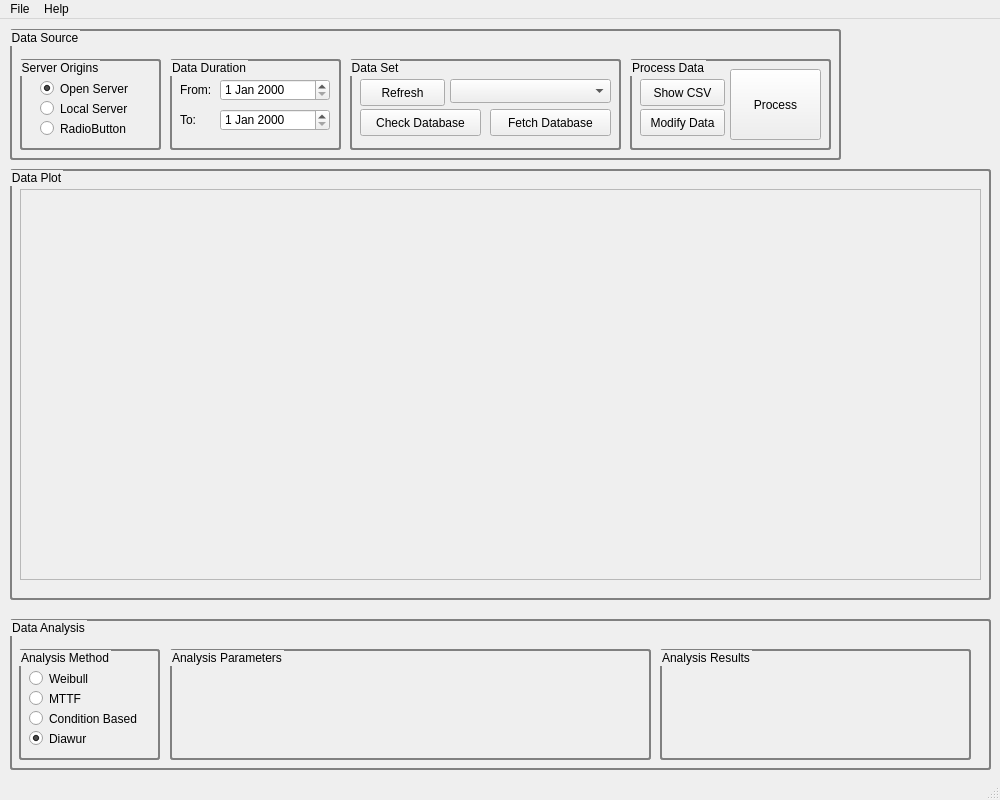
Old version of the form VALE_DataGUI/Desktop/DataGUI/ui/mainwindow.ui in the repository VibrasticLab/General_Projects.
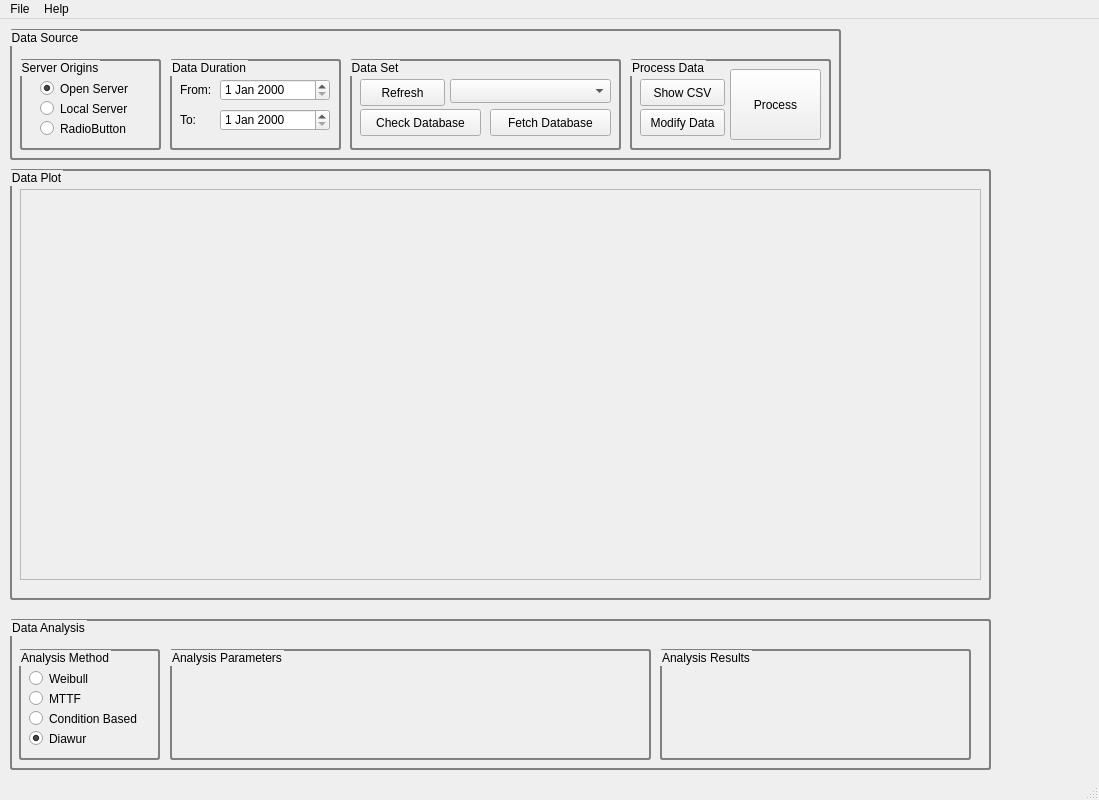
New version of the form. Icons and pictures are not drawn.

```diff
--- a/VALE_DataGUI/Desktop/DataGUI/ui/mainwindow.ui
+++ b/VALE_DataGUI/Desktop/DataGUI/ui/mainwindow.ui
@@ -6,7 +6,7 @@
    <rect>
     <x>0</x>
     <y>0</y>
-    <width>1000</width>
+    <width>1099</width>
     <height>800</height>
    </rect>
   </property>
@@ -437,8 +437,8 @@
     <rect>
      <x>0</x>
      <y>0</y>
-     <width>1000</width>
-     <height>21</height>
+     <width>1099</width>
+     <height>19</height>
     </rect>
    </property>
    <widget class="QMenu" name="menuFile">
```
Left out of the diff: 2 changed lines with no effect on the pictures.
